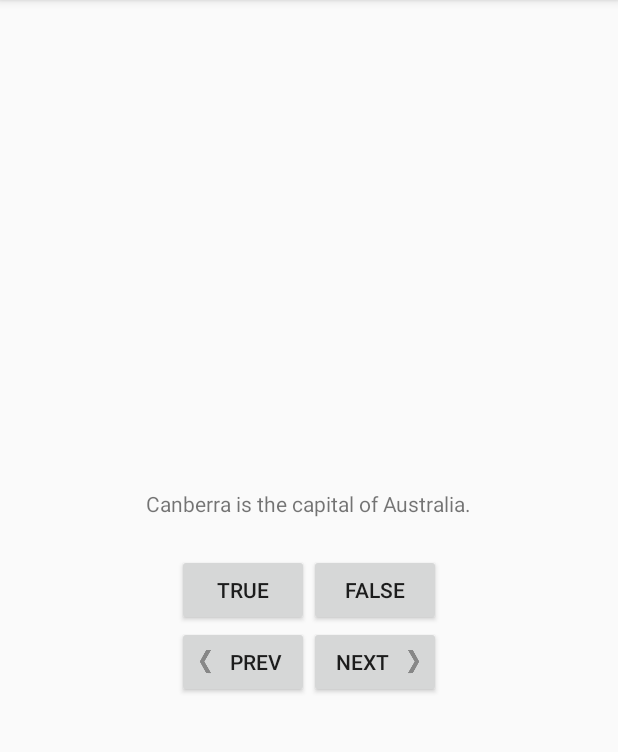
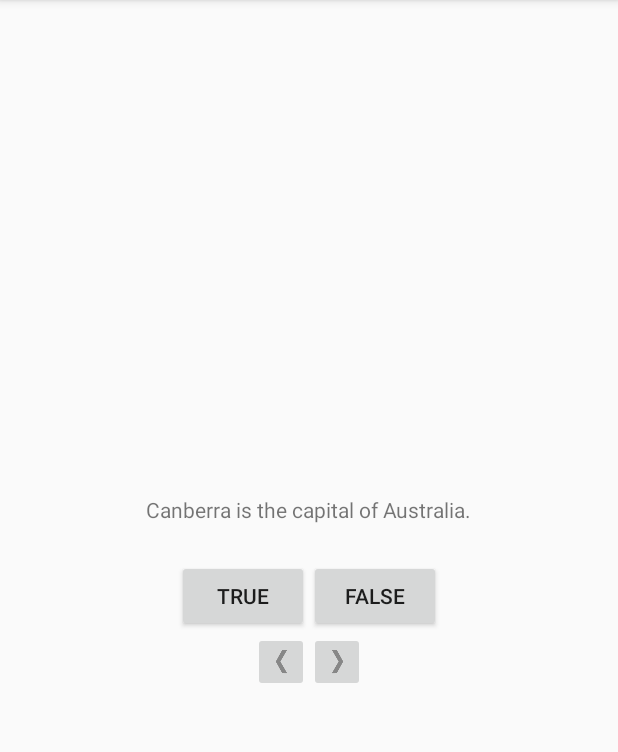
Before and after one commit to jbourne23/GeoQuiz, an Android app: the screen it shows after launch (QuizActivity), on a phone screen of 412 x 824 dp, the part 84-836 px from its top. Run offline under Robolectric (Android 15) with nearby library versions, the phone set to English and light mode, and no system bars.

Commit message:
From Button to ImageButton (Chapter 2, Challenge 3)

```diff
--- a/app/src/main/java/com/bignerdranch/android/geoquiz/QuizActivity.java
+++ b/app/src/main/java/com/bignerdranch/android/geoquiz/QuizActivity.java
@@ -3,16 +3,11 @@ package com.bignerdranch.android.geoquiz;
 import android.os.Bundle;
 import android.support.v7.app.AppCompatActivity;
 import android.view.View;
-import android.widget.Button;
 import android.widget.TextView;
 import android.widget.Toast;
 
 public class QuizActivity extends AppCompatActivity {
 
-    private Button mTrueButton;
-    private Button mFalseButton;
-    private Button mPreviousButton;
-    private Button mNextButton;
     private TextView mQuestionTextView;
 
     private Question[] mQuestionBank = new Question[] {
@@ -32,7 +27,7 @@ public class QuizActivity extends AppCompatActivity {
         super.onCreate(savedInstanceState);
         setContentView(R.layout.activity_quiz);
 
-        mQuestionTextView = (TextView) findViewById(R.id.question_text_view);
+        mQuestionTextView = findViewById(R.id.question_text_view);
         mQuestionTextView.setOnClickListener(new View.OnClickListener() {
             @Override
             public void onClick(View v) {
@@ -40,7 +35,7 @@ public class QuizActivity extends AppCompatActivity {
             }
         });
 
-        mTrueButton = (Button) findViewById(R.id.true_button);
+        View mTrueButton = findViewById(R.id.true_button);
         mTrueButton.setOnClickListener(new View.OnClickListener() {
             @Override
             public void onClick(View v) {
@@ -48,7 +43,7 @@ public class QuizActivity extends AppCompatActivity {
             }
         });
 
-        mFalseButton = (Button) findViewById(R.id.false_button);
+        View mFalseButton = findViewById(R.id.false_button);
         mFalseButton.setOnClickListener(new View.OnClickListener() {
             @Override
             public void onClick(View v) {
@@ -56,7 +51,7 @@ public class QuizActivity extends AppCompatActivity {
             }
         });
 
-        mPreviousButton = (Button) findViewById(R.id.previous_button);
+        View mPreviousButton = findViewById(R.id.previous_button);
         mPreviousButton.setOnClickListener(new View.OnClickListener() {
             @Override
             public void onClick(View v) {
@@ -64,7 +59,7 @@ public class QuizActivity extends AppCompatActivity {
             }
         });
 
-        mNextButton = (Button) findViewById(R.id.next_button);
+        View mNextButton = findViewById(R.id.next_button);
         mNextButton.setOnClickListener(new View.OnClickListener() {
             @Override
             public void onClick(View v) {
@@ -88,20 +83,11 @@ public class QuizActivity extends AppCompatActivity {
     }
 
     private void updateQuestion() {
-        int question = mQuestionBank[mCurrentIndex].getTextResId();
-        mQuestionTextView.setText(question);
+        mQuestionTextView.setText(mQuestionBank[mCurrentIndex].getTextResId());
     }
 
     private void checkAnswer(boolean userPressedTrue) {
-        boolean answerIsTrue = mQuestionBank[mCurrentIndex].isAnswerTrue();
-
-        int messageResId;
-
-        if (userPressedTrue == answerIsTrue) {
-            messageResId = R.string.correct_toast;
-        } else {
-            messageResId = R.string.incorrect_toast;
-        }
+        int messageResId = (userPressedTrue == mQuestionBank[mCurrentIndex].isAnswerTrue()) ? R.string.correct_toast : R.string.incorrect_toast;
 
         Toast.makeText(this, messageResId, Toast.LENGTH_SHORT)
                 .show();
--- a/app/src/main/res/layout/activity_quiz.xml
+++ b/app/src/main/res/layout/activity_quiz.xml
@@ -35,21 +35,19 @@
         android:layout_height="wrap_content"
         android:gravity="center">
 
-        <Button
+        <ImageButton
             android:id="@+id/previous_button"
             android:layout_width="wrap_content"
             android:layout_height="wrap_content"
-            android:text="@string/previous_button"
-            android:drawableLeft="@drawable/arrow_left"
-            android:drawablePadding="4dp" />
+            android:src="@drawable/arrow_left"
+            android:contentDescription="@string/previous" />
 
-        <Button
+        <ImageButton
             android:id="@+id/next_button"
             android:layout_width="wrap_content"
             android:layout_height="wrap_content"
-            android:text="@string/next_button"
-            android:drawableRight="@drawable/arrow_right"
-            android:drawablePadding="4dp" />
+            android:src="@drawable/arrow_right"
+            android:contentDescription="@string/next" />
 
     </LinearLayout>
 
--- a/app/src/main/res/values/strings.xml
+++ b/app/src/main/res/values/strings.xml
@@ -8,9 +8,8 @@
     <string name="question_asia">Lake Baikal is the world\'s oldest and deepest freshwater lake.</string>
     <string name="true_button">True</string>
     <string name="false_button">False</string>
-    <string name="previous_button">Prev</string>
-    <string name="next_button">Next</string>
+    <string name="previous">Previous</string>
+    <string name="next">Next</string>
     <string name="correct_toast">Correct!</string>
     <string name="incorrect_toast">Incorrect!</string>
-    <string name="test_button">Test</string>
 </resources>
```
